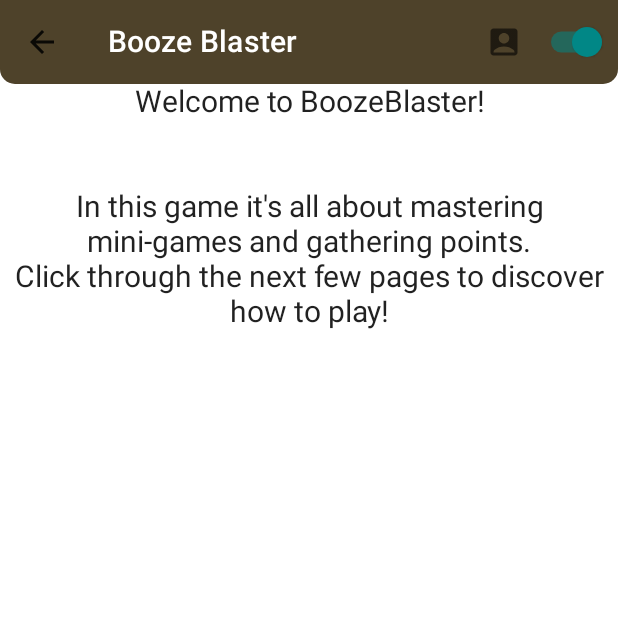
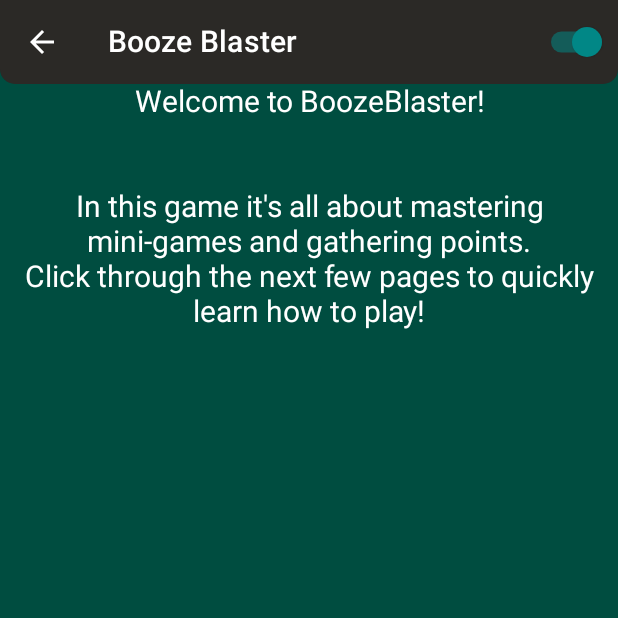
Before and after one commit to mo1117/Booze-Blaster, an Android app built with Jetpack Compose: the screen it shows after launch (MainActivity), after a tap on "How To Play", on a phone screen of 412 x 824 dp, the top half of it. Run offline under Robolectric (Android 15) with nearby library versions, the phone set to English and light mode, and no system bars; our stand-ins replace Room's generated code; pictures from the network do not load.

Commit message:
Added a controller for setting the dark mode / light mode, made some small UI changes to the composables If I forgot to do the code cleanup in some parts of the project, this will then be fixed later App is theoretically already working, UI needs to be improved though, more content has to be added and handling the players + Timer has to be implemented next

```diff
--- a/app/src/main/java/com/boozeblaster/MainActivity.kt
+++ b/app/src/main/java/com/boozeblaster/MainActivity.kt
@@ -3,6 +3,8 @@ package com.boozeblaster
 import android.os.Bundle
 import androidx.activity.ComponentActivity
 import androidx.activity.compose.setContent
+import androidx.compose.ui.platform.LocalContext
+import com.boozeblaster.controllers.DarkmodeController
 import com.boozeblaster.navigation.Navigation
 import com.boozeblaster.ui.theme.BoozeBlasterTheme
 
@@ -11,6 +13,7 @@ class MainActivity : ComponentActivity() {
         super.onCreate(savedInstanceState)
         setContent {
             BoozeBlasterTheme {
+                DarkmodeController.load(context = LocalContext.current)
                 Navigation()
             }
         }
--- a/app/src/main/java/com/boozeblaster/composables/AppBars.kt
+++ b/app/src/main/java/com/boozeblaster/composables/AppBars.kt
@@ -1,15 +1,17 @@
 package com.boozeblaster.composables
 
+import android.content.Context
 import androidx.compose.foundation.shape.RoundedCornerShape
 import androidx.compose.material.*
 import androidx.compose.material.icons.Icons
-import androidx.compose.material.icons.filled.AccountBox
 import androidx.compose.material.icons.filled.ArrowBack
 import androidx.compose.material.icons.filled.Menu
 import androidx.compose.runtime.*
 import androidx.compose.ui.Modifier
 import androidx.compose.ui.draw.clip
+import androidx.compose.ui.platform.LocalContext
 import androidx.compose.ui.unit.dp
+import com.boozeblaster.controllers.DarkmodeController
 import com.boozeblaster.ui.theme.DarkAppBar
 import com.boozeblaster.ui.theme.DarkFontColor
 import com.boozeblaster.ui.theme.LightAppBar
@@ -17,9 +19,7 @@ import com.boozeblaster.ui.theme.LightFontColor
 import kotlin.system.exitProcess
 
 @Composable
-fun HomeTopAppBar(
-) {
-
+fun HomeTopAppBar() {
     var showMenu by remember {
         mutableStateOf(false)
     }
@@ -27,18 +27,19 @@ fun HomeTopAppBar(
     TopAppBar(
         title = {
             Text(
-                text = "Booze Blaster", color = if (true) { //TODO darkmode
-                    DarkFontColor
-                } else {
-                    LightFontColor
-                }
+                text = "Booze Blaster",
+                color = if (DarkmodeController.isDarkmode()) DarkFontColor else LightFontColor
             )
         },
         navigationIcon = {
             IconButton(onClick = {
                 showMenu = true
             }) {
-                Icon(imageVector = Icons.Default.Menu, contentDescription = "Menu")
+                Icon(
+                    imageVector = Icons.Default.Menu,
+                    contentDescription = "Menu",
+                    tint = if (DarkmodeController.isDarkmode()) DarkFontColor else LightFontColor
+                )
             }
             DropdownMenu(expanded = showMenu, onDismissRequest = { showMenu = false }) {
                 DropdownMenuItem(onClick = { exitProcess(1) }) {
@@ -47,7 +48,11 @@ fun HomeTopAppBar(
             }
         },
         actions = {
-            Switch(checked = true, onCheckedChange = {  }) //TODO darkmode
+            Switch(
+                checked = DarkmodeController.isDarkmode(),
+                onCheckedChange = {
+                    DarkmodeController.setDarkmode(darkmode = !DarkmodeController.isDarkmode())
+                })
         },
         modifier = Modifier.clip(
             shape = RoundedCornerShape(
@@ -55,38 +60,38 @@ fun HomeTopAppBar(
                 bottomStart = 10.dp
             )
         ),
-        backgroundColor = if (true) {
-            DarkAppBar
-        } else {
-            LightAppBar
-        }
+        backgroundColor = if (DarkmodeController.isDarkmode()) DarkAppBar else LightAppBar
     )
 }
 
 @Composable
 fun SimpleTopAppBar(onBackButtonClick: () -> Unit) {
+    val sharedPreferences =
+        LocalContext.current.getSharedPreferences("my_preferences", Context.MODE_PRIVATE)
     TopAppBar(
         title = {
             Text(
-                text = "Booze Blaster", color = if (true) { //TODO darkmode
-                    DarkFontColor
-                } else {
-                    LightFontColor
-                }
+                text = "Booze Blaster",
+                color = if (DarkmodeController.isDarkmode()) DarkFontColor else LightFontColor
             )
         },
         navigationIcon = {
             IconButton(onClick = {
                 onBackButtonClick()
             }) {
-                Icon(imageVector = Icons.Default.ArrowBack, contentDescription = "Menu")
+                Icon(
+                    imageVector = Icons.Default.ArrowBack,
+                    contentDescription = "BackButton",
+                    tint = if (DarkmodeController.isDarkmode()) DarkFontColor else LightFontColor
+                )
             }
         },
         actions = {
-            IconButton(onClick = {}) {
-                Icon(imageVector = Icons.Default.AccountBox, contentDescription = "User")
-            }
-            Switch(checked = true, onCheckedChange = { })
+            Switch(
+                checked = DarkmodeController.isDarkmode(),
+                onCheckedChange = {
+                    DarkmodeController.setDarkmode(darkmode = !DarkmodeController.isDarkmode())
+                })
         },
         modifier = Modifier.clip(
             shape = RoundedCornerShape(
@@ -94,10 +99,6 @@ fun SimpleTopAppBar(onBackButtonClick: () -> Unit) {
                 bottomStart = 10.dp
             )
         ),
-        backgroundColor = if (true) {
-            DarkAppBar
-        } else {
-            LightAppBar
-        }
+        backgroundColor = if (DarkmodeController.isDarkmode()) DarkAppBar else LightAppBar
     )
 }
--- a/app/src/main/java/com/boozeblaster/composables/Buttons.kt
+++ b/app/src/main/java/com/boozeblaster/composables/Buttons.kt
@@ -1,11 +1,19 @@
 package com.boozeblaster.composables
 
+import androidx.compose.foundation.shape.AbsoluteCutCornerShape
+import androidx.compose.foundation.shape.AbsoluteRoundedCornerShape
+import androidx.compose.foundation.shape.CutCornerShape
 import androidx.compose.material.Button
 import androidx.compose.material.ButtonDefaults
 import androidx.compose.runtime.Composable
+import androidx.compose.runtime.mutableStateOf
+import androidx.compose.runtime.remember
+import androidx.compose.runtime.rememberCoroutineScope
 import androidx.compose.ui.Modifier
 import androidx.compose.ui.graphics.Color
 import androidx.compose.ui.text.font.FontFamily
+import kotlinx.coroutines.delay
+import kotlinx.coroutines.launch
 
 /**
  * Represents a simple button that can be used to display text and perform onClick actions
@@ -20,12 +28,22 @@ fun SimpleButton(
     color: Color,
     enabled: Boolean = true
 ) {
+
+    //TODO maybe we want some cool standard button onClick effects?
+
     Button(
-        onClick = { onClick() },
+        onClick = {
+            onClick()
+        },
         modifier = modifier,
         enabled = enabled,
-        colors = ButtonDefaults.buttonColors(color)
+        colors = ButtonDefaults.buttonColors(color),
+        shape = AbsoluteRoundedCornerShape(percent = 100)
     ) {
-        SimpleTextDisplay(text = text, fontSize = fontSize, fontFamily = fontFamily)
+        SimpleTextDisplay(
+            text = text,
+            fontSize = fontSize,
+            fontFamily = fontFamily
+        )
     }
 }
--- a/app/src/main/java/com/boozeblaster/composables/TextFields.kt
+++ b/app/src/main/java/com/boozeblaster/composables/TextFields.kt
@@ -12,6 +12,9 @@ import androidx.compose.ui.text.input.ImeAction
 import androidx.compose.ui.text.input.KeyboardType
 import androidx.compose.ui.text.style.TextAlign
 import androidx.compose.ui.unit.sp
+import com.boozeblaster.controllers.DarkmodeController
+import com.boozeblaster.ui.theme.DarkFontColor
+import com.boozeblaster.ui.theme.LightFontColor
 
 @Composable
 fun SimpleTextField(
@@ -56,6 +59,7 @@ fun SimpleTextDisplay(
         fontSize = fontSize.sp,
         fontFamily = fontFamily,
         softWrap = true,
-        textAlign = TextAlign.Center
+        textAlign = TextAlign.Center,
+        color = if (DarkmodeController.isDarkmode()) DarkFontColor else LightFontColor
     )
 }
--- /dev/null
+++ b/app/src/main/java/com/boozeblaster/controllers/DarkmodeController.kt
@@ -0,0 +1,39 @@
+package com.boozeblaster.controllers
+
+import android.content.Context
+import androidx.compose.runtime.mutableStateOf
+import androidx.compose.runtime.getValue
+import androidx.compose.runtime.setValue
+
+class DarkmodeController private constructor(
+    private val context: Context
+) {
+    private val sharedPreferences =
+        context.getSharedPreferences("my_preferences", Context.MODE_PRIVATE)
+    private val editor = sharedPreferences.edit()
+    private var darkmode by mutableStateOf(sharedPreferences.getBoolean("dark_mode", true))
+
+    companion object {
+        @Volatile
+        private var INSTANCE: DarkmodeController? = null
+
+        fun load(context: Context) {
+            INSTANCE = DarkmodeController(context = context)
+        }
+
+        fun isDarkmode(): Boolean {
+            if (INSTANCE != null) {
+                return INSTANCE!!.darkmode
+            }
+            return false
+        }
+
+        fun setDarkmode(darkmode: Boolean) {
+            if (INSTANCE != null) {
+                INSTANCE!!.darkmode = darkmode
+                INSTANCE!!.editor.putBoolean("dark_mode", darkmode)
+                INSTANCE!!.editor.apply()
+            }
+        }
+    }
+}
--- a/app/src/main/java/com/boozeblaster/screens/AddPlayerScreen.kt
+++ b/app/src/main/java/com/boozeblaster/screens/AddPlayerScreen.kt
@@ -4,7 +4,7 @@ import androidx.compose.foundation.layout.*
 import androidx.compose.material.Scaffold
 import androidx.compose.material.Surface
 import androidx.compose.material.rememberScaffoldState
-import androidx.compose.runtime.Composable
+import androidx.compose.runtime.*
 import androidx.compose.ui.Alignment
 import androidx.compose.ui.Modifier
 import androidx.compose.ui.platform.LocalContext
--- a/app/src/main/java/com/boozeblaster/screens/HomeScreen.kt
+++ b/app/src/main/java/com/boozeblaster/screens/HomeScreen.kt
@@ -14,10 +14,13 @@ import androidx.compose.ui.unit.dp
 import androidx.navigation.NavController
 import com.boozeblaster.composables.HomeTopAppBar
 import com.boozeblaster.composables.SimpleButton
+import com.boozeblaster.composables.SimpleSpacer
+import com.boozeblaster.controllers.DarkmodeController
 import com.boozeblaster.enums.Difficulty
 import com.boozeblaster.generators.TaskGenerator
 import com.boozeblaster.models.Game
 import com.boozeblaster.models.Player
+import com.boozeblaster.ui.theme.DarkBackGround
 import com.boozeblaster.ui.theme.LightBackground
 
 @Composable
@@ -28,11 +31,12 @@ fun HomeScreen(navController: NavController) {
         scaffoldState = scaffoldState,
         topBar = {
             HomeTopAppBar()
-        }
+        },
+        backgroundColor = if (DarkmodeController.isDarkmode()) DarkBackGround else LightBackground
     ) { paddingValues ->
         HomeScreenContent(
             modifier = Modifier.padding(paddingValues = paddingValues),
-            onStartClicked = { navController.navigate(route = Screen.GameScreen.route) },
+            onStartClicked = { navController.navigate(route = Screen.StartGameScreen.route) },
             onAddPlayerClicked = { navController.navigate(route = Screen.AddPlayerScreen.route) },
             onTutorialClicked = { navController.navigate(route = Screen.TutorialScreen.route) }
         )
@@ -65,21 +69,23 @@ fun HomeScreenContent(
         Column(
             horizontalAlignment = Alignment.CenterHorizontally,
             verticalArrangement = Arrangement.Top,
-            modifier = modifier.background(color = LightBackground) // TODO darkmode
+            modifier = modifier.background(
+                color = if (DarkmodeController.isDarkmode()) DarkBackGround else LightBackground
+            )
         ) {
             // Change button specifications here as we want them to look consistent
             val buttonModifier = Modifier
                 .size(width = 150.dp, height = 75.dp)
             val fontSize = 16
             val fontFamily = FontFamily.SansSerif
-            val buttonColor = Color.Red
+            val buttonColor = Color.Cyan
 
-            Spacer(
-                modifier = modifier.size(size = 100.dp) //TODO Maybe use percentual layouts?
-            )
+            SimpleSpacer(size = 100)
             SimpleButton(
                 modifier = buttonModifier,
-                onClick = { onStartClicked() },
+                onClick = {
+                    onStartClicked()
+                },
                 text = "Start",
                 fontSize = fontSize,
                 fontFamily = fontFamily,
--- a/app/src/main/java/com/boozeblaster/screens/TutorialScreen.kt
+++ b/app/src/main/java/com/boozeblaster/screens/TutorialScreen.kt
@@ -1,17 +1,21 @@
 package com.boozeblaster.screens
 
+import androidx.compose.foundation.background
 import androidx.compose.foundation.clickable
 import androidx.compose.foundation.layout.*
-import androidx.compose.material.*
+import androidx.compose.material.Scaffold
+import androidx.compose.material.Surface
+import androidx.compose.material.rememberScaffoldState
 import androidx.compose.runtime.*
 import androidx.compose.ui.Alignment
 import androidx.compose.ui.Modifier
 import androidx.compose.ui.text.font.FontFamily
 import androidx.navigation.NavController
+import com.boozeblaster.controllers.DarkmodeController
 import com.boozeblaster.composables.SimpleTextDisplay
 import com.boozeblaster.composables.SimpleTopAppBar
-
-private var screens = listOf<Composable>()
+import com.boozeblaster.ui.theme.DarkBackGround
+import com.boozeblaster.ui.theme.LightBackground
 
 @Composable
 fun TutorialScreen(navController: NavController) {
@@ -23,7 +27,8 @@ fun TutorialScreen(navController: NavController) {
             SimpleTopAppBar(
                 onBackButtonClick = { navController.popBackStack() }
             )
-        }
+        },
+        backgroundColor = if (DarkmodeController.isDarkmode()) DarkBackGround else LightBackground
     ) { paddingValues ->
         TutorialScreenContent(
             modifier = Modifier.padding(paddingValues = paddingValues),
@@ -45,16 +50,15 @@ fun TutorialScreenContent(
             .fillMaxWidth(fraction = 1f)
             .fillMaxHeight(fraction = 1f)
             .clickable(onClick = {
-                if (textCounter + 1 == tutorialTexts.size) {
-                    onTutorialFinished()
-                } else {
-                    textCounter++
-                }
+                if (textCounter + 1 == tutorialTexts.size) onTutorialFinished() else textCounter++
             })
     ) {
         Column(
             horizontalAlignment = Alignment.CenterHorizontally,
-            verticalArrangement = Arrangement.Top
+            verticalArrangement = Arrangement.Top,
+            modifier = modifier.background(
+                color = if (DarkmodeController.isDarkmode()) DarkBackGround else LightBackground
+            )
         ) {
             SimpleTextDisplay(
                 text = tutorialTexts.get(index = textCounter),
@@ -68,8 +72,11 @@ fun TutorialScreenContent(
 // Add the text for each tutorial page here
 // Maybe we want to display some kind of icon on each page and can just create a list of icons as well
 private val tutorialTexts = listOf(
-    "Welcome to BoozeBlaster!\n\n\nIn this game it's all about mastering mini-games and gathering points.\n" +
-            "Click through the next few pages to discover how to play!",
+    "Welcome to BoozeBlaster!\n\n\n" +
+            "In this game it's all about mastering mini-games and gathering points.\n" +
+            "Click through the next few pages to quickly learn how to play!",
     "Test page 2",
     "Test page 3"
 )
+
+private val tutorialIcons = listOf("test")
--- a/app/src/main/java/com/boozeblaster/tasks/Task.kt
+++ b/app/src/main/java/com/boozeblaster/tasks/Task.kt
@@ -1,8 +1,10 @@
 package com.boozeblaster.tasks
 
+import android.content.Context
 import androidx.compose.runtime.*
-import com.boozeblaster.minigames.MiniGame
+import androidx.compose.ui.platform.LocalContext
 import com.boozeblaster.models.Player
+import kotlinx.coroutines.launch
 
 /**
  * The base class representing a Task
--- a/app/src/main/java/com/boozeblaster/ui/theme/Color.kt
+++ b/app/src/main/java/com/boozeblaster/ui/theme/Color.kt
@@ -8,9 +8,9 @@ val Purple700 = Color(0xFF3700B3)
 val Teal200 = Color(0xFF03DAC5)
 
 //TODO Adjust colors, they look a bit crappy
-val DarkAppBar = Color(0xFF4E422A)
-val DarkBackGround = Color(0xFF305038)
+val DarkAppBar = Color(0xFF2B2926)
+val DarkBackGround = Color(0xFF004D40)
 val DarkFontColor = Color.White
-val LightAppBar = Color(0xFFD5CC1E)
-val LightBackground = Color(0x4AC52EB1)
+val LightAppBar = Color(0xFF84FFFF)
+val LightBackground = Color(0xFFFFFF8D)
 val LightFontColor = Color.Black
```
Also changed, not shown: app/src/main/java/com/boozeblaster/screens/GameOverScreen.kt (+9 -2 lines), app/src/main/java/com/boozeblaster/screens/GameScreen.kt (+22 -7 lines), app/src/main/java/com/boozeblaster/screens/StartGameScreen.kt (+11 -7 lines), app/src/main/java/com/boozeblaster/tasks/common/NeverHaveIEverTask.kt (+14 -2 lines), app/src/main/java/com/boozeblaster/tasks/common/SetRuleTask.kt (+9 -1 lines), app/src/main/java/com/boozeblaster/tasks/common/SipTransferTask.kt (+9 -1 lines), app/src/main/java/com/boozeblaster/tasks/common/WhoInThisRoomTask.kt (+14 -2 lines), app/src/main/java/com/boozeblaster/tasks/individual/FactOrFictionTask.kt (+16 -8 lines), app/src/main/java/com/boozeblaster/tasks/individual/GuessTheLyricsTask.kt (+14 -2 lines).
